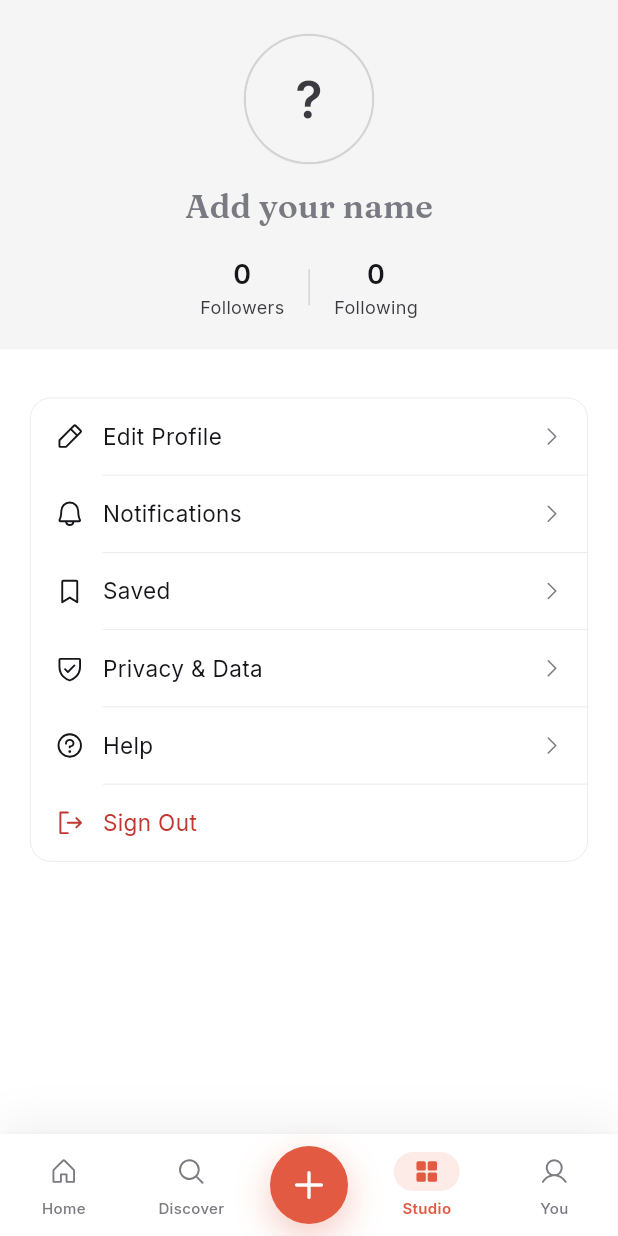
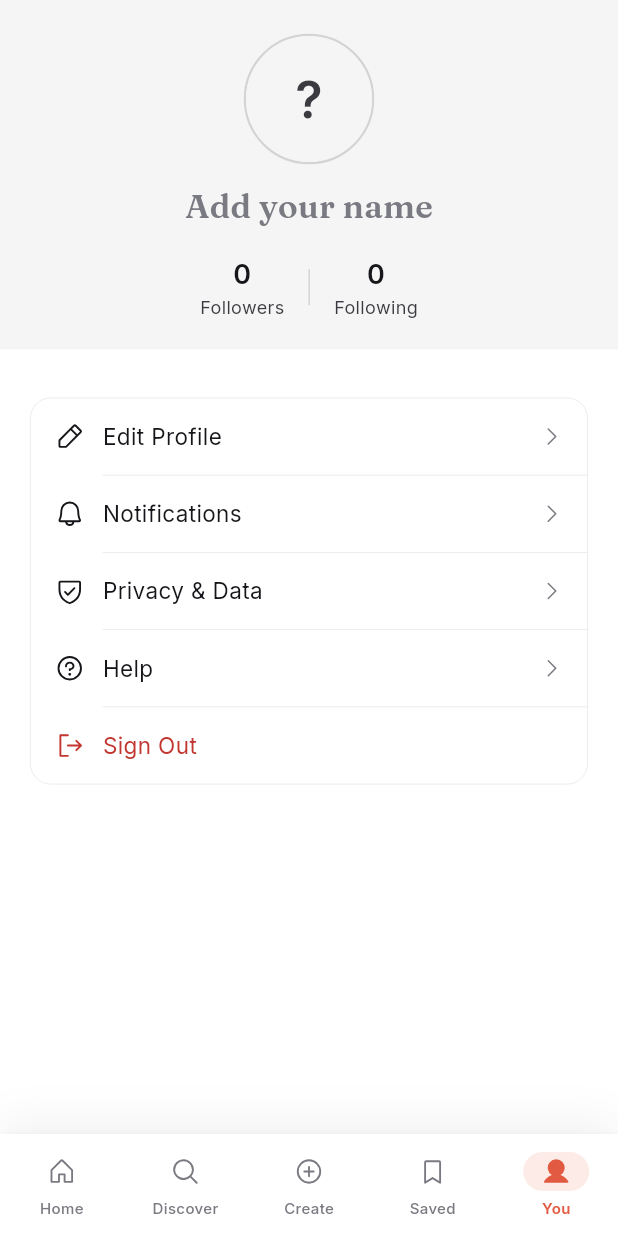
Before and after one commit to Rohitbhakare/creatorhub, a Flutter app: the YouTabScreen screen opened by its route, on a phone screen of 412 x 824 dp. Run offline on Flutter 3.47's test engine with Material 3 defaults, Android fonts, the phone set to English and light mode, and no system bars; our stand-ins replace cached_network_image, dio, firebase_auth, firebase_core, firebase_messaging, firebase_storage and 12 more; missing offline and left inert: razorpay_flutter; accounts and stored records are empty; network calls fail.

Commit message:
refactor(mobile): 5-tab nav — Home · Discover · Create · Saved · You
Drop the center create FAB. Create is now a flat 5th tab that opens the
content-type picker directly (first publish auto-promotes to creator,
keeping the conversion funnel intact). Saved gets a tab — marketplace
wishlisting belongs in prime real estate, not buried inside You.

Router changes:
- Add /create and /saved as shell branches (5 branches total)
- Drop the `index == 2` virtual-tab hack
- /studio becomes a push-only route; creators enter via You → Studio

YouTab:
- Add Studio row (creator-only) between Edit Profile and Notifications
- Drop the Saved row — redundant with the new tab

Co-Authored-By: Claude Opus 4.7 <noreply@anthropic.com>

```diff
--- a/apps/mobile/lib/app/main_shell.dart
+++ b/apps/mobile/lib/app/main_shell.dart
@@ -4,11 +4,10 @@ import 'package:phosphor_flutter/phosphor_flutter.dart';
 import '../shared/theme/colors.dart';
 import '../shared/theme/typography.dart';
 
-/// 5-tab bottom navigation shell (SRS C-28, supersedes DD-029 styling).
+/// 5-tab bottom navigation shell.
 ///
-/// Tabs: Home · Discover · Create (FAB) · Studio · You.
-/// Active non-FAB tabs render a coral-tint pill behind the icon + coral label.
-/// Centre Create slot is a 52dp coral FAB with coral-tinted glow.
+/// Tabs: Home · Discover · Create · Saved · You.
+/// Active tabs render a coral-tint pill behind the icon + coral label.
 /// Bar sits on `surface` with a soft upward top-edge shadow.
 class MainShell extends StatelessWidget {
   final int currentIndex;
@@ -56,14 +55,19 @@ class MainShell extends StatelessWidget {
                   isActive: currentIndex == 1,
                   onTap: () => _handleTap(1),
                 ),
-                _CreateFab(
-                  key: const ValueKey('nav_fab_create'),
+                _TabItem(
+                  icon: PhosphorIcons.plusCircle(PhosphorIconsStyle.regular),
+                  activeIcon: PhosphorIcons.plusCircle(PhosphorIconsStyle.fill),
+                  label: 'Create',
+                  isActive: currentIndex == 2,
                   onTap: () => _handleTap(2),
                 ),
                 _TabItem(
-                  icon: PhosphorIcons.squaresFour(PhosphorIconsStyle.regular),
-                  activeIcon: PhosphorIcons.squaresFour(PhosphorIconsStyle.fill),
-                  label: 'Studio',
+                  icon:
+                      PhosphorIcons.bookmarkSimple(PhosphorIconsStyle.regular),
+                  activeIcon:
+                      PhosphorIcons.bookmarkSimple(PhosphorIconsStyle.fill),
+                  label: 'Saved',
                   isActive: currentIndex == 3,
                   onTap: () => _handleTap(3),
                 ),
@@ -143,37 +147,3 @@ class _TabItem extends StatelessWidget {
     );
   }
 }
-
-class _CreateFab extends StatelessWidget {
-  final VoidCallback onTap;
-
-  const _CreateFab({super.key, required this.onTap});
-
-  @override
-  Widget build(BuildContext context) {
-    return SizedBox(
-      width: 72,
-      child: Center(
-        child: GestureDetector(
-          onTap: onTap,
-          behavior: HitTestBehavior.opaque,
-          child: Container(
-            width: 52,
-            height: 52,
-            decoration: const BoxDecoration(
-              color: AppColors.coral,
-              shape: BoxShape.circle,
-              boxShadow: AppColors.fabGlowShadow,
-            ),
-            alignment: Alignment.center,
-            child: Icon(
-              PhosphorIcons.plus(PhosphorIconsStyle.bold),
-              size: 24,
-              color: AppColors.surface,
-            ),
-          ),
-        ),
-      ),
-    );
-  }
-}
--- a/apps/mobile/lib/features/profile/screens/you_tab_screen.dart
+++ b/apps/mobile/lib/features/profile/screens/you_tab_screen.dart
@@ -33,6 +33,7 @@ class YouTabScreen extends ConsumerWidget {
 
     final user = ref.watch(authProvider.select((s) => s.user));
     final completionAsync = ref.watch(profileCompletionProvider);
+    final isCreator = user?['is_creator'] as bool? ?? false;
 
     return Scaffold(
       backgroundColor: AppColors.bg,
@@ -57,9 +58,10 @@ class YouTabScreen extends ConsumerWidget {
               Padding(
                 padding: const EdgeInsets.symmetric(horizontal: 20),
                 child: _SettingsCard(
+                  isCreator: isCreator,
                   onEditProfile: () => context.push('/profile/edit'),
+                  onStudio: () => context.push('/studio'),
                   onNotifications: () => context.push('/notifications/preferences'),
-                  onSaved: () => context.push('/saved'),
                   onPrivacy: () => context.push('/privacy-settings'),
                   onSignOut: () => _confirmSignOut(context, ref),
                 ),
@@ -260,22 +262,27 @@ class _CompletionCard extends StatelessWidget {
 // ─── Settings Card ────────────────────────────────────────────────
 
 class _SettingsCard extends StatelessWidget {
+  final bool isCreator;
   final VoidCallback onEditProfile;
+  final VoidCallback onStudio;
   final VoidCallback onNotifications;
-  final VoidCallback onSaved;
   final VoidCallback onPrivacy;
   final VoidCallback onSignOut;
 
   const _SettingsCard({
+    required this.isCreator,
     required this.onEditProfile,
+    required this.onStudio,
     required this.onNotifications,
-    required this.onSaved,
     required this.onPrivacy,
     required this.onSignOut,
   });
 
   @override
   Widget build(BuildContext context) {
+    const divider =
+        Divider(height: 0.5, thickness: 0.5, color: AppColors.hairline, indent: 48);
+
     return Container(
       decoration: BoxDecoration(
         color: AppColors.surface,
@@ -290,31 +297,33 @@ class _SettingsCard extends StatelessWidget {
             label: 'Edit Profile',
             onTap: onEditProfile,
           ),
-          const Divider(height: 0.5, thickness: 0.5, color: AppColors.hairline, indent: 48),
+          if (isCreator) ...[
+            divider,
+            _SettingsRow(
+              icon: PhosphorIcons.squaresFour(PhosphorIconsStyle.regular),
+              label: 'Studio',
+              onTap: onStudio,
+            ),
+          ],
+          divider,
           _SettingsRow(
             icon: PhosphorIcons.bell(PhosphorIconsStyle.regular),
             label: 'Notifications',
             onTap: onNotifications,
           ),
-          const Divider(height: 0.5, thickness: 0.5, color: AppColors.hairline, indent: 48),
-          _SettingsRow(
-            icon: PhosphorIcons.bookmarkSimple(PhosphorIconsStyle.regular),
-            label: 'Saved',
-            onTap: onSaved,
-          ),
-          const Divider(height: 0.5, thickness: 0.5, color: AppColors.hairline, indent: 48),
+          divider,
           _SettingsRow(
             icon: PhosphorIcons.shieldCheck(PhosphorIconsStyle.regular),
             label: 'Privacy & Data',
             onTap: onPrivacy,
           ),
-          const Divider(height: 0.5, thickness: 0.5, color: AppColors.hairline, indent: 48),
+          divider,
           _SettingsRow(
             icon: PhosphorIcons.question(PhosphorIconsStyle.regular),
             label: 'Help',
             onTap: () {},
           ),
-          const Divider(height: 0.5, thickness: 0.5, color: AppColors.hairline, indent: 48),
+          divider,
           _SettingsRow(
             icon: PhosphorIcons.signOut(PhosphorIconsStyle.regular),
             label: 'Sign Out',
```
Also changed, not shown: apps/mobile/lib/app/router.dart (+25 -22 lines), 2 other files.
